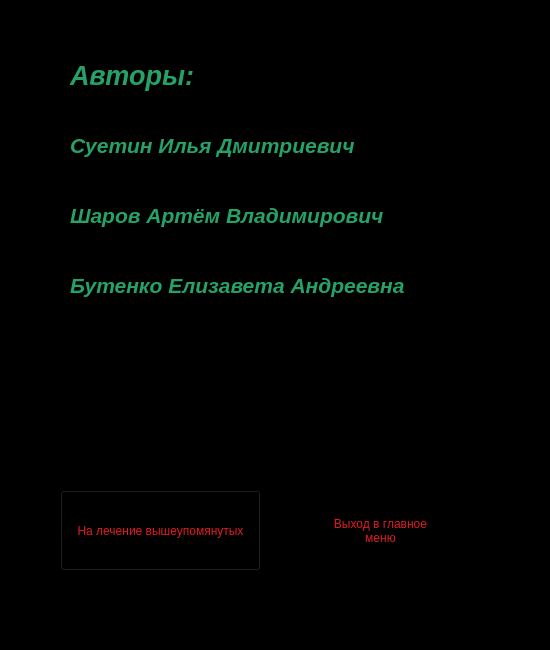
Above: authors.ui from SharovArtemVladimirovich/Asser before the change. Below: the same form after it.
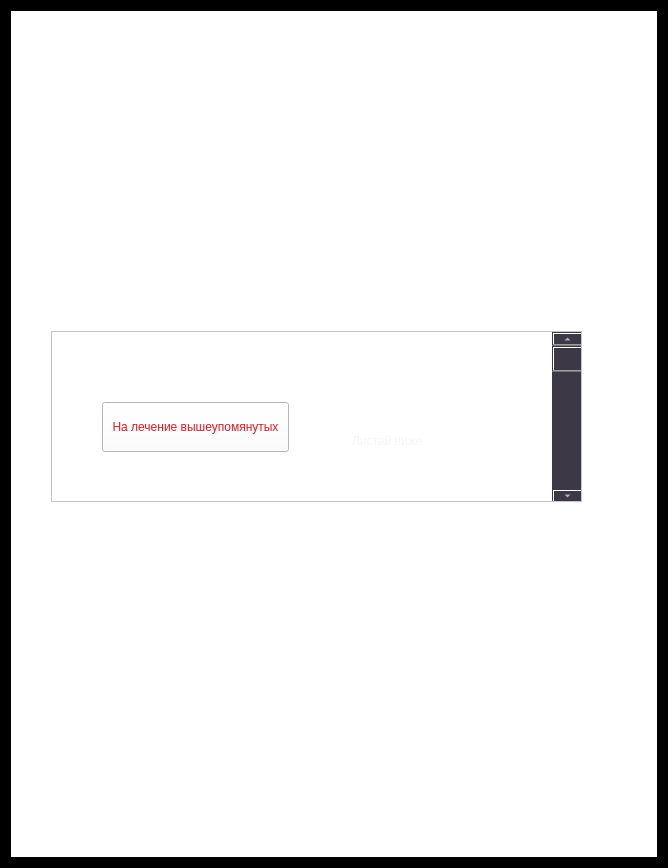
That is the form after the change.

```diff
--- a/authors.ui
+++ b/authors.ui
@@ -6,10 +6,22 @@
    <rect>
     <x>0</x>
     <y>0</y>
-    <width>550</width>
-    <height>650</height>
+    <width>668</width>
+    <height>868</height>
    </rect>
   </property>
+  <property name="minimumSize">
+   <size>
+    <width>0</width>
+    <height>0</height>
+   </size>
+  </property>
+  <property name="maximumSize">
+   <size>
+    <width>668</width>
+    <height>868</height>
+   </size>
+  </property>
   <property name="windowTitle">
    <string>Form</string>
   </property>
@@ -17,109 +29,58 @@
    <string notr="true">background-color: rgb(0, 0, 0);
 color: rgb(246, 245, 244);</string>
   </property>
-  <widget class="QLabel" name="label">
-   <property name="geometry">
-    <rect>
-     <x>70</x>
-     <y>50</y>
-     <width>131</width>
-     <height>51</height>
-    </rect>
-   </property>
-   <property name="font">
-    <font>
-     <pointsize>20</pointsize>
-     <italic>true</italic>
-     <bold>true</bold>
-    </font>
-   </property>
+  <layout class="QVBoxLayout" name="verticalLayout">
+   <item>
+    <widget class="QWidget" name="widget" native="true">
+     <property name="minimumSize">
+      <size>
+       <width>0</width>
+       <height>0</height>
+      </size>
+     </property>
    <property name="styleSheet">
-    <string notr="true">color: rgb(38, 162, 105);</string>
-   </property>
-   <property name="text">
-    <string>Авторы:</string>
-   </property>
-  </widget>
-  <widget class="QLabel" name="label_2">
+      <string notr="true">background-color: rgb(255, 255, 255);</string>
+     </property>
+     <widget class="QScrollArea" name="scrollArea">
    <property name="geometry">
     <rect>
-     <x>70</x>
-     <y>120</y>
-     <width>321</width>
-     <height>51</height>
-    </rect>
-   </property>
-   <property name="font">
-    <font>
-     <pointsize>16</pointsize>
-     <italic>true</italic>
-     <bold>true</bold>
-    </font>
-   </property>
-   <property name="styleSheet">
-    <string notr="true">color: rgb(38, 162, 105);</string>
-   </property>
-   <property name="text">
-    <string>Суетин Илья Дмитриевич</string>
-   </property>
-  </widget>
-  <widget class="QLabel" name="label_3">
+        <x>40</x>
+        <y>320</y>
+        <width>531</width>
+        <height>171</height>
+       </rect>
+      </property>
+      <property name="widgetResizable">
+       <bool>true</bool>
+      </property>
+      <widget class="QWidget" name="scrollAreaWidgetContents_2">
    <property name="geometry">
     <rect>
-     <x>70</x>
-     <y>190</y>
-     <width>321</width>
-     <height>51</height>
-    </rect>
-   </property>
-   <property name="font">
-    <font>
-     <pointsize>16</pointsize>
-     <italic>true</italic>
-     <bold>true</bold>
-    </font>
-   </property>
-   <property name="styleSheet">
-    <string notr="true">color: rgb(38, 162, 105);</string>
-   </property>
-   <property name="text">
-    <string>Шаров Артём Владимирович</string>
-   </property>
-  </widget>
-  <widget class="QLabel" name="label_4">
-   <property name="geometry">
-    <rect>
-     <x>70</x>
-     <y>260</y>
-     <width>371</width>
-     <height>51</height>
-    </rect>
-   </property>
-   <property name="font">
-    <font>
-     <pointsize>16</pointsize>
-     <italic>true</italic>
-     <bold>true</bold>
-    </font>
-   </property>
-   <property name="styleSheet">
-    <string notr="true">color: rgb(38, 162, 105);</string>
-   </property>
-   <property name="text">
-    <string>Бутенко Елизавета Андреевна</string>
-   </property>
-  </widget>
+         <x>0</x>
+         <y>0</y>
+         <width>529</width>
+         <height>169</height>
+        </rect>
+       </property>
   <widget class="QPushButton" name="DonutButton">
    <property name="geometry">
     <rect>
-     <x>60</x>
-     <y>490</y>
-     <width>201</width>
-     <height>81</height>
-    </rect>
-   </property>
+          <x>50</x>
+          <y>70</y>
+          <width>187</width>
+          <height>50</height>
+         </rect>
+        </property>
+        <property name="minimumSize">
+         <size>
+          <width>0</width>
+          <height>50</height>
+         </size>
+        </property>
    <property name="styleSheet">
-    <string notr="true">color: rgb(224, 27, 36);</string>
+         <string notr="true">color: rgb(224, 27, 36);
+background-color: rgb(255, 255, 255);
+</string>
    </property>
    <property name="text">
     <string>На лечение вышеупомянутых</string>
@@ -128,16 +89,21 @@
   <widget class="QPushButton" name="AuthorsBackMMButton">
    <property name="geometry">
     <rect>
-     <x>280</x>
-     <y>490</y>
-     <width>201</width>
-     <height>81</height>
-    </rect>
-   </property>
+          <x>30</x>
+          <y>230</y>
+          <width>187</width>
+          <height>50</height>
+         </rect>
+        </property>
+        <property name="minimumSize">
+         <size>
+          <width>0</width>
+          <height>50</height>
+         </size>
+        </property>
    <property name="styleSheet">
     <string notr="true">color: rgb(224, 27, 36);
-border-color: rgb(224, 27, 36);
-border: 3px;
+background-color: rgb(255, 255, 255);
 </string>
    </property>
    <property name="text">
@@ -145,6 +111,63 @@
 меню</string>
    </property>
   </widget>
+       <widget class="QPushButton" name="pushButton">
+        <property name="geometry">
+         <rect>
+          <x>280</x>
+          <y>400</y>
+          <width>241</width>
+          <height>101</height>
+         </rect>
+        </property>
+        <property name="text">
+         <string>PushButton</string>
+        </property>
+       </widget>
+       <widget class="QListView" name="listView">
+        <property name="geometry">
+         <rect>
+          <x>70</x>
+          <y>530</y>
+          <width>256</width>
+          <height>192</height>
+         </rect>
+        </property>
+       </widget>
+       <widget class="QLabel" name="label">
+        <property name="geometry">
+         <rect>
+          <x>300</x>
+          <y>100</y>
+          <width>171</width>
+          <height>17</height>
+         </rect>
+        </property>
+        <property name="text">
+         <string>Листай ниже</string>
+        </property>
+       </widget>
+       <widget class="QScrollBar" name="verticalScrollBar">
+        <property name="geometry">
+         <rect>
+          <x>500</x>
+          <y>0</y>
+          <width>31</width>
+          <height>171</height>
+         </rect>
+        </property>
+        <property name="styleSheet">
+         <string notr="true">background-color: rgb(61, 56, 70);</string>
+        </property>
+        <property name="orientation">
+         <enum>Qt::Orientation::Vertical</enum>
+        </property>
+       </widget>
+      </widget>
+     </widget>
+    </widget>
+   </item>
+  </layout>
  </widget>
  <resources/>
  <connections/>
```
Lines whose indentation alone changed are shown as unchanged.
